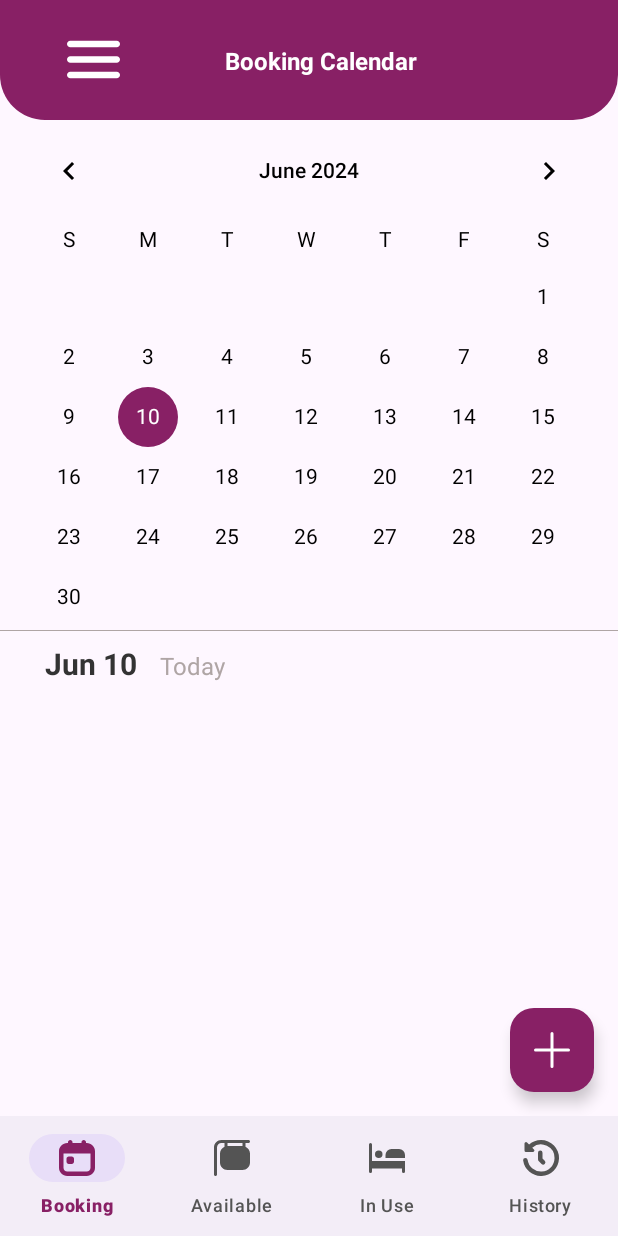
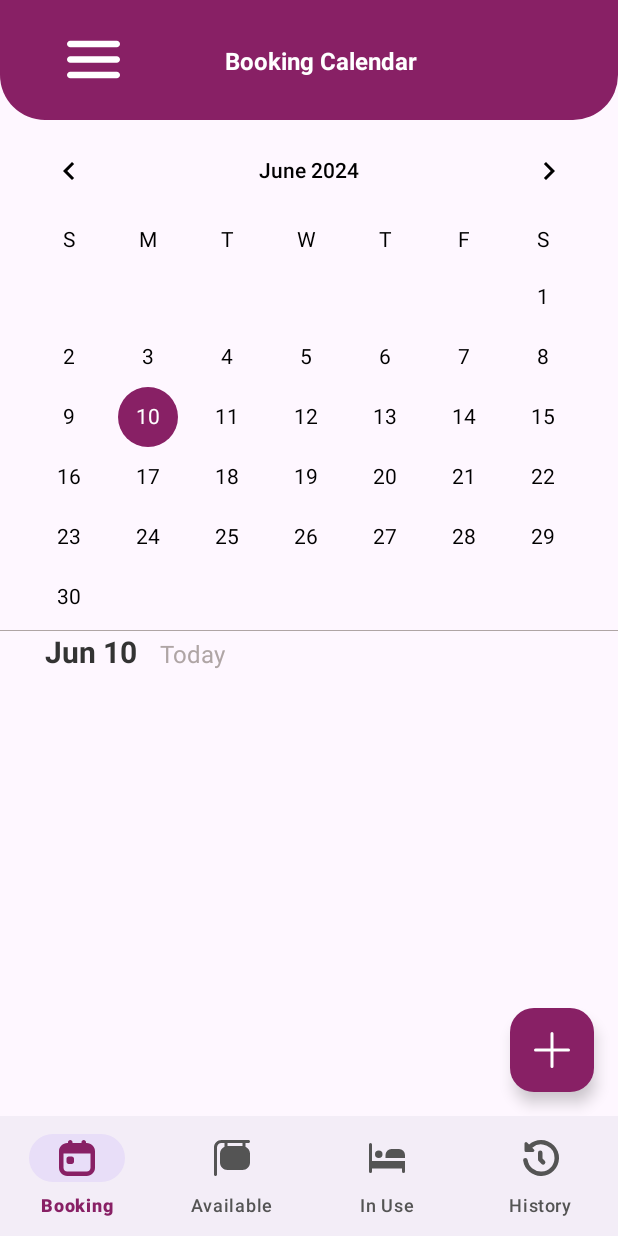
Before and after one commit to angelb9967/Nurad-Admin-Mobile, an Android app: the Fragment_Booking screen opened directly, with no data from a screen before it, on a phone screen of 412 x 824 dp. Run offline under Robolectric (Android 15) with nearby library versions, the phone set to English and light mode, and no system bars; our stand-ins replace Firebase (no records; nobody signed in at launch, a user with empty details on screens opened directly).

Commit message:
Minor Changes

```diff
--- a/app/src/main/res/layout/fragment__booking.xml
+++ b/app/src/main/res/layout/fragment__booking.xml
@@ -19,7 +19,7 @@
             <androidx.constraintlayout.widget.ConstraintLayout
                 android:layout_width="match_parent"
                 android:layout_height="wrap_content"
-                app:layout_scrollFlags="scroll|enterAlways">
+                app:layout_scrollFlags="scroll|enterAlwaysCollapsed">
 
                 <CalendarView
                     android:id="@+id/calendarView"
@@ -61,13 +61,12 @@
 
                 <LinearLayout
                     android:id="@+id/container"
+                    android:layout_marginTop="8dp"
                     android:layout_width="match_parent"
                     android:layout_height="wrap_content"
-                    android:layout_marginTop="8dp"
                     app:layout_constraintEnd_toEndOf="parent"
                     app:layout_constraintHorizontal_bias="0.0"
-                    app:layout_constraintStart_toStartOf="parent"
-                    app:layout_constraintTop_toTopOf="parent">
+                    app:layout_constraintStart_toStartOf="parent">
 
                     <TextView
                         android:id="@+id/date_Etxt"
```
Also changed, not shown: app/src/main/java/com/example/nuradadmin/Activities/List_and_Create/Activity_CreatePriceRules.java (+19 -7 lines), app/src/main/res/layout/item_booking.xml (+5 -3 lines).
